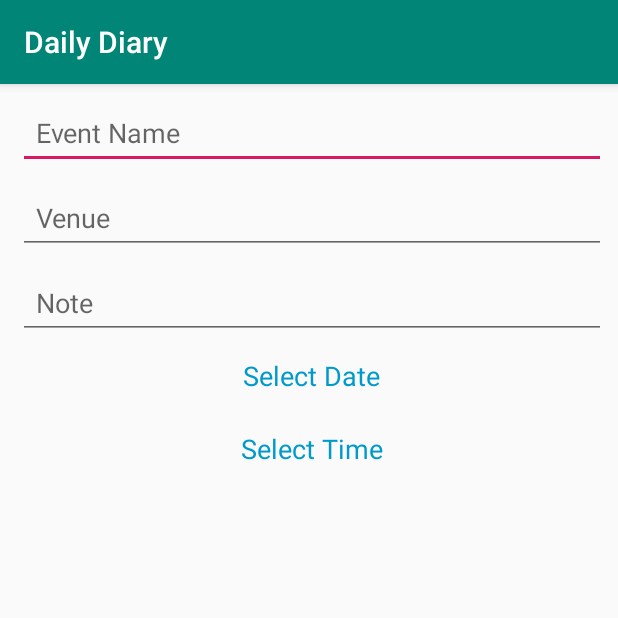
After one commit to IqraImdad/FYP, an Android app: the CreateEventActivity screen opened directly, with no data from a screen before it, on a phone screen of 412 x 824 dp, the top half of it. The commit adds this screen. Run offline under Robolectric (Android 15) with nearby library versions, the phone set to English and light mode, and no system bars.

Commit message:
date_picker

```diff
--- a/app/src/main/AndroidManifest.xml
+++ b/app/src/main/AndroidManifest.xml
@@ -9,6 +9,7 @@
         android:roundIcon="@mipmap/ic_launcher_round"
         android:supportsRtl="true"
         android:theme="@style/AppTheme">
+        <activity android:name=".CreateEventActivity"></activity>
         <activity android:name=".MainActivity">
             <intent-filter>
                 <action android:name="android.intent.action.MAIN" />
--- /dev/null
+++ b/app/src/main/java/com/iqra/dailydairy/CreateEventActivity.java
@@ -0,0 +1,62 @@
+package com.iqra.dailydairy;
+
+import androidx.appcompat.app.AppCompatActivity;
+
+import android.app.DatePickerDialog;
+import android.os.Bundle;
+import android.view.View;
+import android.widget.DatePicker;
+import android.widget.TextView;
+import android.widget.Toast;
+
+import java.util.Calendar;
+
+public class CreateEventActivity extends AppCompatActivity implements View.OnClickListener {
+
+    TextView btnSelectDate,btnSelectTime;
+    DatePickerDialog picker;
+
+    @Override
+    protected void onCreate(Bundle savedInstanceState) {
+        super.onCreate(savedInstanceState);
+        setContentView(R.layout.activity_create_event);
+
+        initComponents();
+    }
+
+    private void initComponents() {
+        btnSelectDate = findViewById(R.id.btnSelectDate);
+        btnSelectTime = findViewById(R.id.btnSelectTime);
+        btnSelectDate.setOnClickListener(this);
+        btnSelectTime.setOnClickListener(this);
+    }
+
+    @Override
+    public void onClick(View v) {
+        if (v == btnSelectDate) {
+            showDatePicker();
+        }if (v == btnSelectTime) {
+            showTimePicker();
+        }
+    }
+
+    private void showTimePicker() {
+    }
+
+    private void showDatePicker() {
+        final Calendar cldr = Calendar.getInstance();
+        int day = cldr.get(Calendar.DAY_OF_MONTH);
+        int month = cldr.get(Calendar.MONTH);
+        int year = cldr.get(Calendar.YEAR);
+        // date picker dialog
+        picker = new DatePickerDialog(CreateEventActivity.this,
+                new DatePickerDialog.OnDateSetListener() {
+                    @Override
+                    public void onDateSet(DatePicker view, int year, int monthOfYear, int dayOfMonth) {
+                        monthOfYear++;
+                     btnSelectDate.setText("Selected Date: " + dayOfMonth + "-" + monthOfYear + "-" + year);
+                    }
+                }, year, month, day);
+        picker.show();
+    }
+}
--- /dev/null
+++ b/app/src/main/res/layout/activity_create_event.xml
@@ -0,0 +1,54 @@
+<?xml version="1.0" encoding="utf-8"?>
+<LinearLayout xmlns:android="http://schemas.android.com/apk/res/android"
+    xmlns:app="http://schemas.android.com/apk/res-auto"
+    xmlns:tools="http://schemas.android.com/tools"
+    android:layout_width="match_parent"
+    android:layout_height="match_parent"
+    android:orientation="vertical"
+    android:paddingStart="12dp"
+    android:paddingEnd="8dp"
+    tools:context=".CreateEventActivity">
+
+    <EditText
+        android:id="@+id/etEventName"
+        android:layout_width="match_parent"
+        android:layout_height="wrap_content"
+        android:layout_marginTop="8dp"
+        android:hint="Event Name"
+        android:padding="12dp" />
+
+    <EditText
+        android:id="@+id/etVenue"
+        android:layout_width="match_parent"
+        android:layout_height="wrap_content"
+        android:layout_marginTop="8dp"
+        android:hint="Venue"
+        android:padding="12dp" />
+
+    <EditText
+        android:id="@+id/etNote"
+        android:layout_width="match_parent"
+        android:layout_height="wrap_content"
+        android:layout_marginTop="8dp"
+        android:hint="Note"
+        android:padding="12dp" />
+
+    <TextView
+        android:id="@+id/btnSelectDate"
+        android:layout_width="wrap_content"
+        android:layout_height="wrap_content"
+        android:text="Select Date"
+        android:padding="12dp"
+        android:textSize="18sp"
+        android:layout_gravity="center"
+        android:textColor="@android:color/holo_blue_dark"/>
+    <TextView
+        android:id="@+id/btnSelectTime"
+        android:layout_width="wrap_content"
+        android:layout_height="wrap_content"
+        android:text="Select Time"
+        android:padding="12dp"
+        android:textSize="18sp"
+        android:layout_gravity="center"
+        android:textColor="@android:color/holo_blue_dark"/>
+</LinearLayout>
--- a/build.gradle
+++ b/build.gradle
@@ -25,3 +25,9 @@ allprojects {
 task clean(type: Delete) {
     delete rootProject.buildDir
 }
+ext {
+    roomVersion = '2.2.1'
+    archLifecycleVersion = '2.2.0-rc2'
+    coreTestingVersion = '2.1.0'
+    materialVersion = '1.0.0'
+}
```
Also changed, not shown: app/build.gradle (+12 -0 lines), app/src/main/java/com/iqra/dailydairy/Event.java (added, +94 -0 lines), app/src/main/java/com/iqra/dailydairy/MainActivity.java (+9 -2 lines), app/src/main/java/com/iqra/dailydairy/room/EventDao.java (added, +24 -0 lines), app/src/main/java/com/iqra/dailydairy/room/WordRoomDatabase.java (added, +37 -0 lines), app/src/main/java/com/iqra/dailydairy/utils/MonthProvider.java (deleted, +0 -13 lines).
